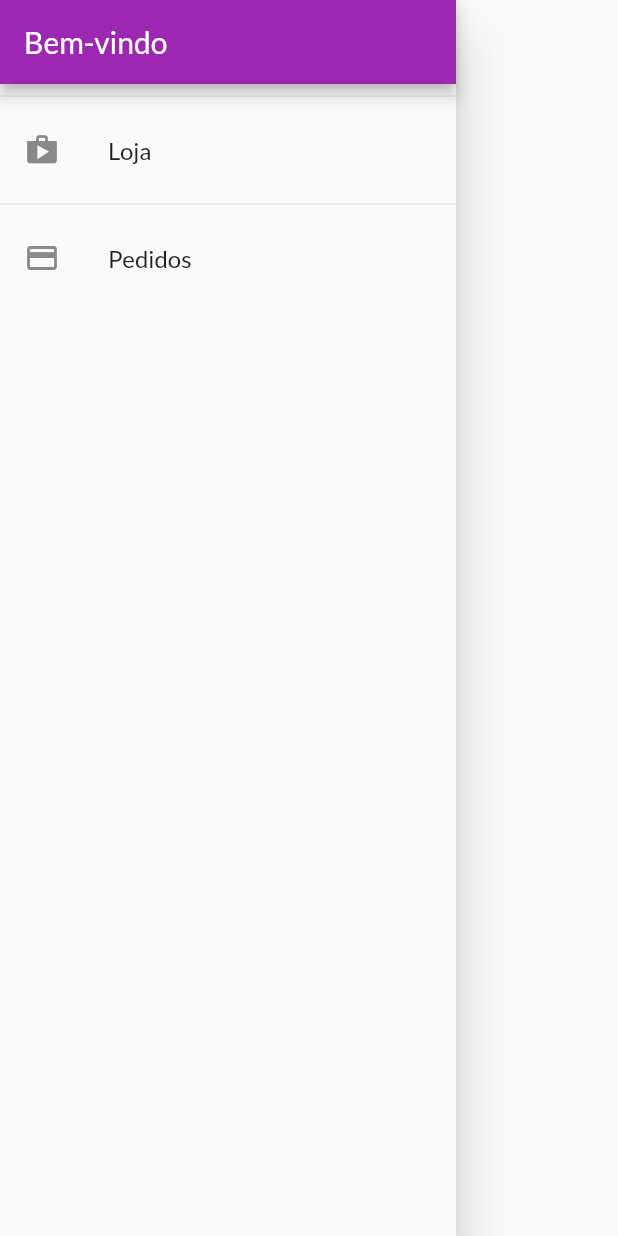
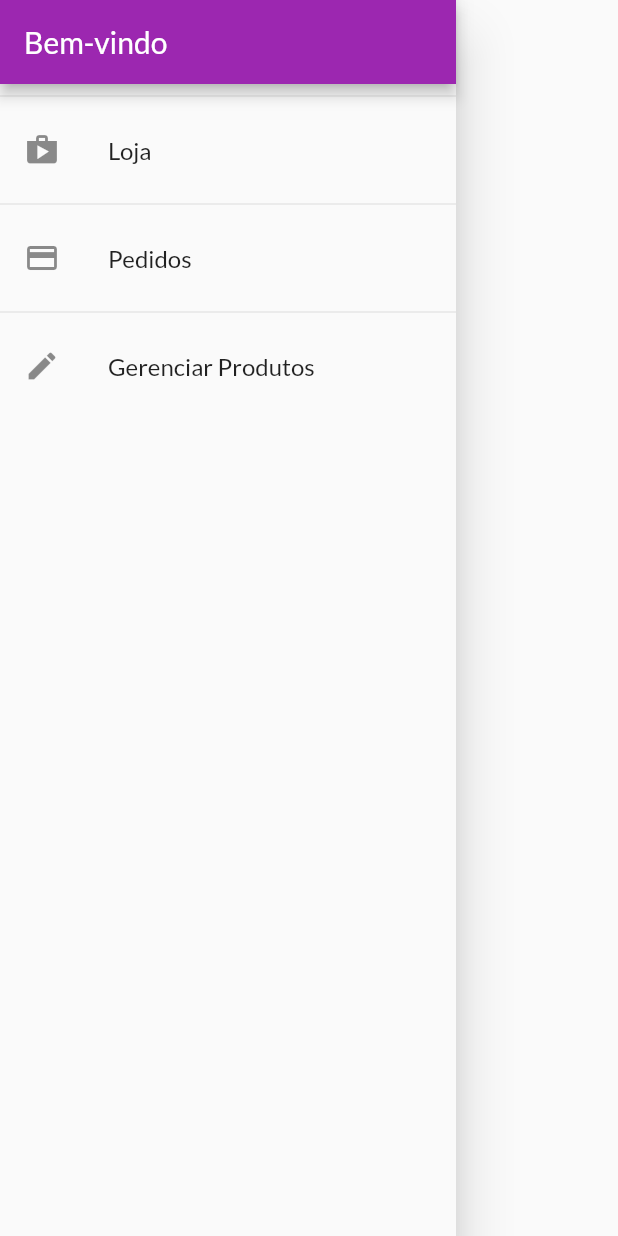
Before and after one commit to 2Wesley2/ShopApp, a Flutter app: the AppDrawer widget shown alone on an empty page, opened directly, on a phone screen of 412 x 824 dp. Run offline on Flutter 3.47's test engine with Material 2 defaults, Android fonts, the phone set to English and light mode, and no system bars; network calls fail.

Commit message:
Cria tela de gerenciar produtos, navega pra ela atravésa do drawer e renderiza o nome dos produtos da lista

```diff
--- a/lib/components/app_drawer.dart
+++ b/lib/components/app_drawer.dart
@@ -28,7 +28,15 @@ class AppDrawer extends StatelessWidget {
             onTap: () => Navigator.of(context).pushReplacementNamed(
               AppRoutes.orders,
             ),
-          )
+          ),
+          const Divider(),
+          ListTile(
+            leading: const Icon(Icons.edit),
+            title: const Text('Gerenciar Produtos'),
+            onTap: () => Navigator.of(context).pushReplacementNamed(
+              AppRoutes.products,
+            ),
+          ),
         ],
       ),
     );
--- a/lib/main.dart
+++ b/lib/main.dart
@@ -5,6 +5,7 @@ import 'package:shop/models/order_list.dart';
 import 'package:shop/models/product_list.dart';
 import 'package:shop/pages/cart_page.dart';
 import 'package:shop/pages/orders_page.dart';
+import 'package:shop/pages/products_page.dart';
 import './pages/products_overview_page.dart';
 import './utils/app_routes.dart';
 import './pages/product_detail_page.dart';
@@ -43,7 +44,8 @@ class MyApp extends StatelessWidget {
           AppRoutes.home: (ctx) => const ProductsOverviewPage(),
           AppRoutes.productDetail: (ctx) => const ProductDetailPage(),
           AppRoutes.cart: (ctx) => const CartPage(),
-          AppRoutes.orders: (ctx) => const OrdersPage()
+          AppRoutes.orders: (ctx) => const OrdersPage(),
+          AppRoutes.products: (ctx) => const ProductsPage(),
         },
         debugShowCheckedModeBanner: false,
       ),
--- a/lib/models/product_list.dart
+++ b/lib/models/product_list.dart
@@ -9,6 +9,10 @@ class ProductList with ChangeNotifier {
   List<Product> get favoriteItems =>
       _items.where((product) => product.isFavorite).toList();
 
+  int get itemsCount {
+    return _items.length;
+  }
+
   void addProduct(Product product) {
     _items.add(product);
     notifyListeners();
--- a/lib/utils/app_routes.dart
+++ b/lib/utils/app_routes.dart
@@ -3,4 +3,5 @@ class AppRoutes {
   static const productDetail = '/product-detail';
   static const cart = '/cart';
   static const orders = '/orders';
+  static const products = 'products';
 }
```
Also changed, not shown: lib/pages/products_page.dart (added, +26 -0 lines).
